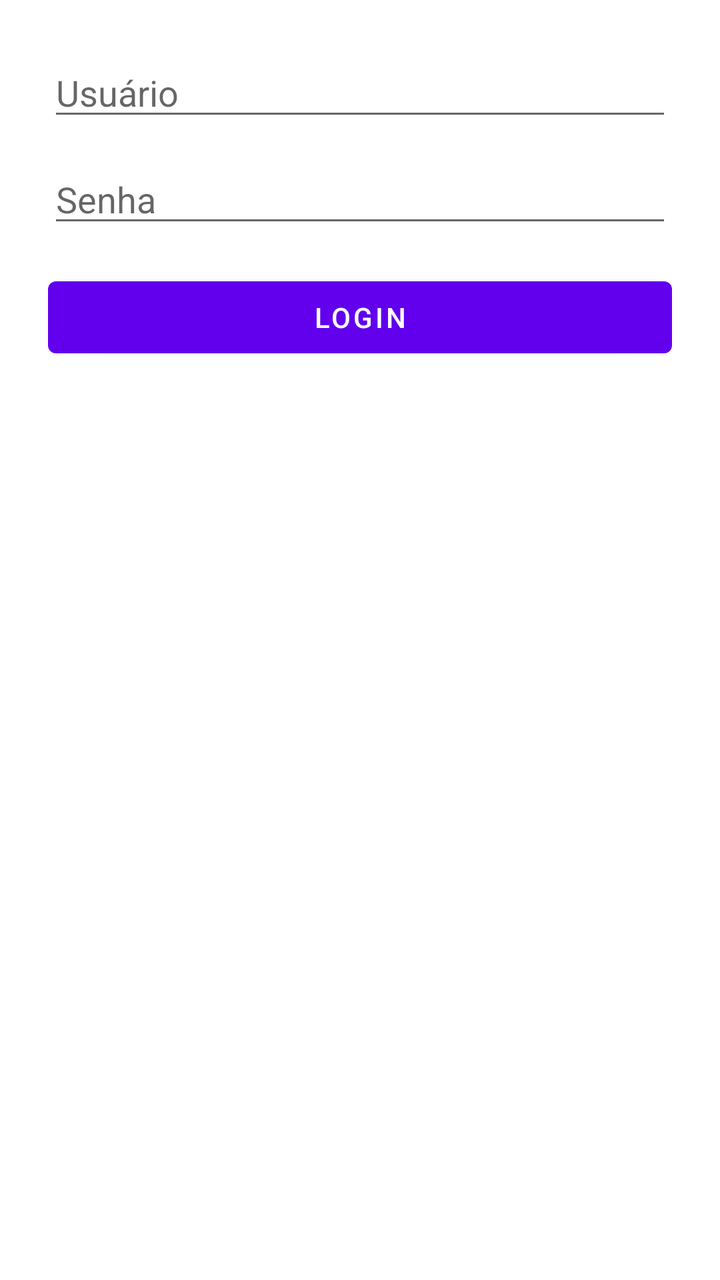
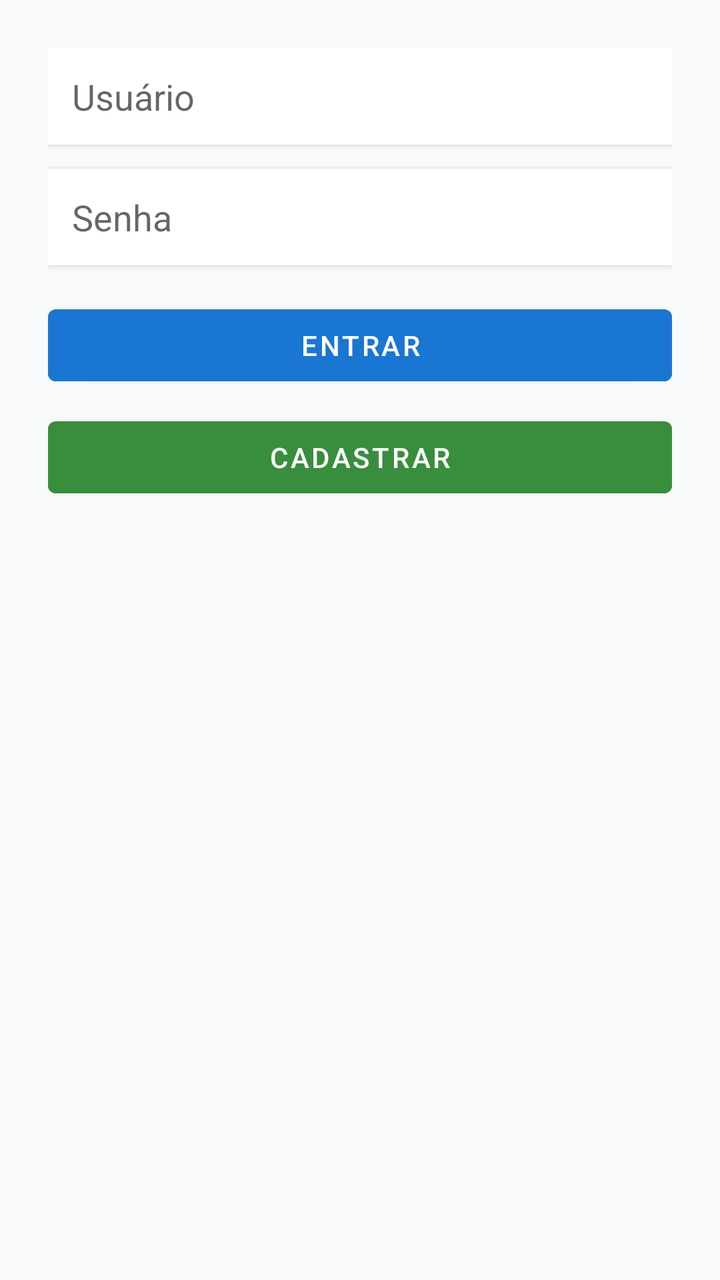

Screens rendered from an Android XML layout before and after an edit, with the pre-edit source and the edit as a unified diff.
<!-- AndroidManifest.xml: application theme Theme.COISABOA -->
<!-- res/layout/activity_login.xml -->
<?xml version="1.0" encoding="utf-8"?>
<LinearLayout xmlns:android="http://schemas.android.com/apk/res/android"
    android:layout_width="match_parent" android:layout_height="match_parent"
    android:orientation="vertical" android:padding="24dp">

    <EditText
        android:id="@+id/etUser"
        android:layout_width="match_parent" android:layout_height="wrap_content"
        android:hint="@string/hint_usuario" android:inputType="textPersonName"/>

    <EditText
        android:id="@+id/etPass"
        android:layout_width="match_parent" android:layout_height="wrap_content"
        android:hint="@string/hint_senha" android:inputType="textPassword"
        android:layout_marginTop="12dp"/>

    <Button
        android:id="@+id/btnDoLogin"
        android:layout_width="match_parent" android:layout_height="wrap_content"
        android:text="@string/btn_login" android:layout_marginTop="16dp"/>
</LinearLayout>
<!-- resources referenced by this layout -->
<resources>
  <string name="btn_login">Login</string>
  <string name="hint_senha">Senha</string>
  <string name="hint_usuario">Usuário</string>
  <style name="Theme.COISABOA" parent="Theme.MaterialComponents.DayNight.NoActionBar">
          <item name="colorPrimary">@color/purple_500</item>
          <item name="colorPrimaryVariant">@color/purple_700</item>
          <item name="colorSecondary">@color/teal_200</item>
          <item name="android:statusBarColor" tools:targetApi="l">?attr/colorPrimaryVariant</item>
      </style>
  <color name="purple_500">#6200EE</color>
  <color name="purple_700">#3700B3</color>
  <color name="teal_200">#03DAC5</color>
</resources>

<!-- the commit's change to res/layout/activity_login.xml (unified diff, before → after) -->
@@ -1,21 +1,47 @@
 <?xml version="1.0" encoding="utf-8"?>
 <LinearLayout xmlns:android="http://schemas.android.com/apk/res/android"
-    android:layout_width="match_parent" android:layout_height="match_parent"
-    android:orientation="vertical" android:padding="24dp">
+    android:layout_width="match_parent"
+    android:layout_height="match_parent"
+    android:padding="24dp"
+    android:orientation="vertical"
+    android:background="#F8F9FA">
 
     <EditText
         android:id="@+id/etUser"
-        android:layout_width="match_parent" android:layout_height="wrap_content"
-        android:hint="@string/hint_usuario" android:inputType="textPersonName"/>
+        android:layout_width="match_parent"
+        android:layout_height="wrap_content"
+        android:hint="Usuário"
+        android:inputType="text"
+        android:background="@android:color/white"
+        android:padding="12dp"
+        android:elevation="2dp" />
 
     <EditText
         android:id="@+id/etPass"
-        android:layout_width="match_parent" android:layout_height="wrap_content"
-        android:hint="@string/hint_senha" android:inputType="textPassword"
-        android:layout_marginTop="12dp"/>
+        android:layout_width="match_parent"
+        android:layout_height="wrap_content"
+        android:hint="Senha"
+        android:inputType="textPassword"
+        android:layout_marginTop="12dp"
+        android:background="@android:color/white"
+        android:padding="12dp"
+        android:elevation="2dp" />
 
     <Button
         android:id="@+id/btnDoLogin"
-        android:layout_width="match_parent" android:layout_height="wrap_content"
-        android:text="@string/btn_login" android:layout_marginTop="16dp"/>
+        android:layout_width="match_parent"
+        android:layout_height="wrap_content"
+        android:text="Entrar"
+        android:layout_marginTop="16dp"
+        android:backgroundTint="#1976D2"
+        android:textColor="@android:color/white" />
+
+    <Button
+        android:id="@+id/btnRegister"
+        android:layout_width="match_parent"
+        android:layout_height="wrap_content"
+        android:text="Cadastrar"
+        android:layout_marginTop="8dp"
+        android:backgroundTint="#388E3C"
+        android:textColor="@android:color/white" />
 </LinearLayout>
<!-- resource entries referenced after the edit -->
@@ -1,8 +1,5 @@
 <!-- resources referenced by this layout -->
 <resources>
-  <string name="btn_login">Login</string>
-  <string name="hint_senha">Senha</string>
-  <string name="hint_usuario">Usuário</string>
   <style name="Theme.COISABOA" parent="Theme.MaterialComponents.DayNight.NoActionBar">
           <item name="colorPrimary">@color/purple_500</item>
           <item name="colorPrimaryVariant">@color/purple_700</item>
